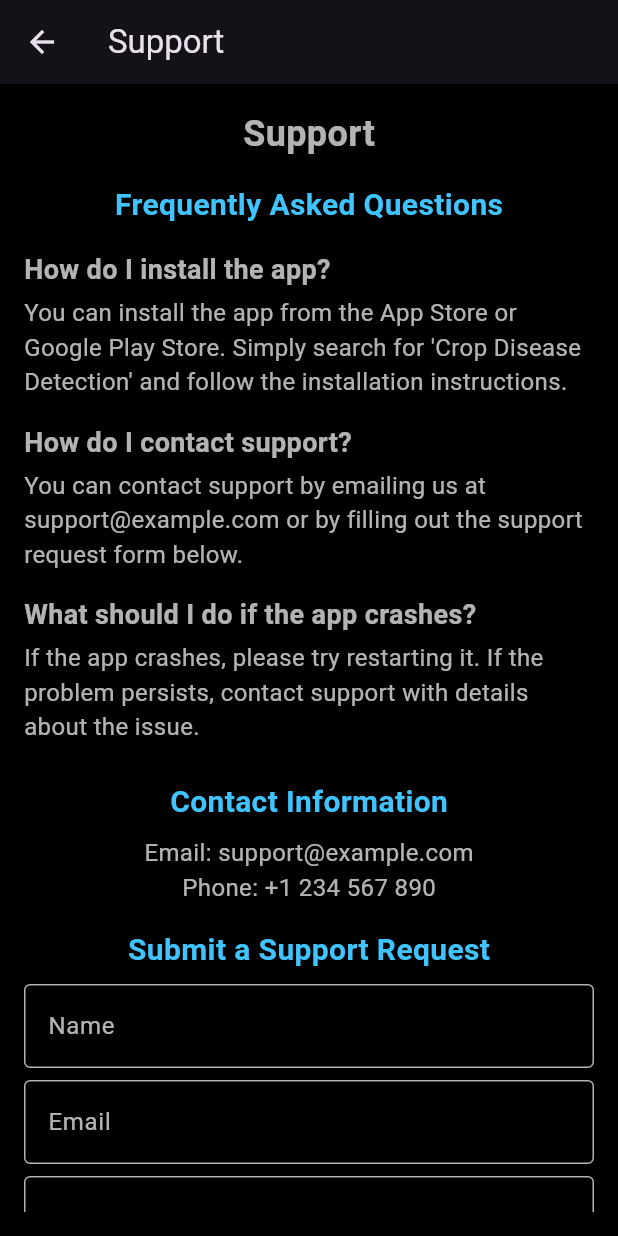
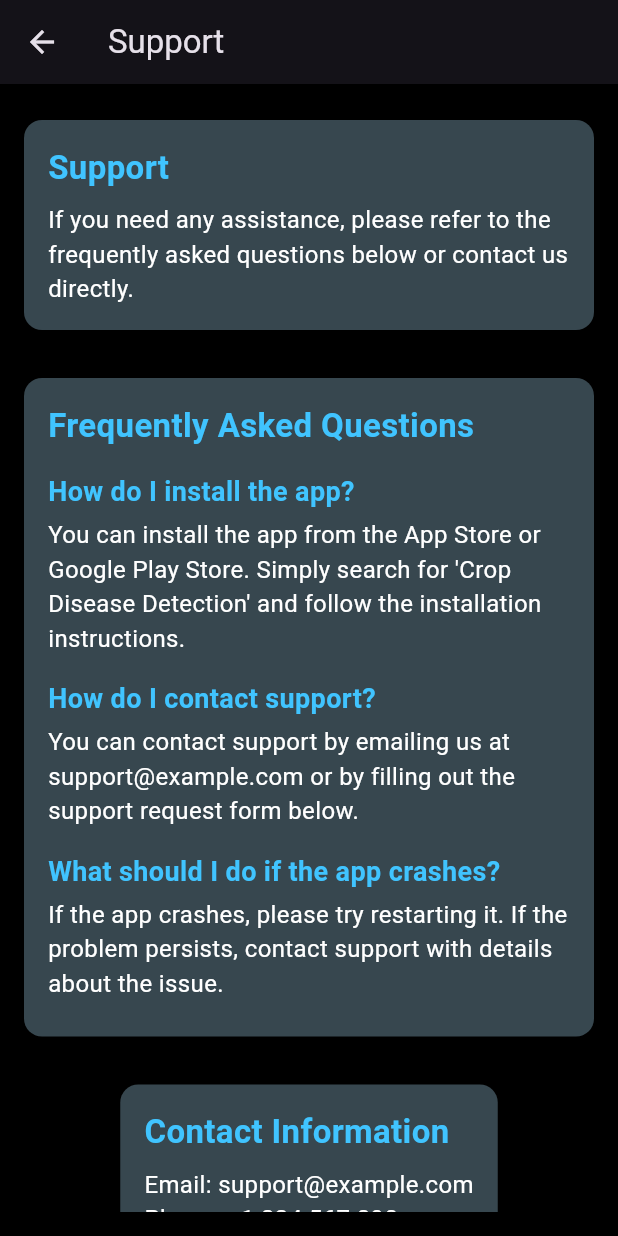
Before and after one commit to testgithubsonika/flutter_gdg, a Flutter app: the SupportScreen screen opened by its route, on a phone screen of 412 x 824 dp. Run offline on Flutter 3.47's test engine with Material 3 defaults, Android fonts, the light colour scheme and no system bars; our stand-ins replace image_picker.

Commit message:
Refactor SupportScreen layout and improve text readability with consistent color adjustments

```diff
--- a/lib/screens/support_screen.dart
+++ b/lib/screens/support_screen.dart
@@ -12,24 +12,18 @@ class SupportScreen extends StatelessWidget {
             child: Column(
               crossAxisAlignment: CrossAxisAlignment.center,
               children: [
-                Text(
+                _buildSectionCard(
+                  context,
                   "Support",
-                  style: TextStyle(
-                    fontSize: 24,
-                    fontWeight: FontWeight.bold,
-                    color: Colors.white70, // Changed to a lighter color for better readability
-                  ),
+                  "If you need any assistance, please refer to the frequently asked questions below or contact us directly."
                 ),
                 SizedBox(height: 16),
-                Text(
+                _buildSectionCard(
+                  context,
                   "Frequently Asked Questions",
-                  style: TextStyle(
-                    fontSize: 20,
-                    fontWeight: FontWeight.bold,
-                    color: Colors.lightBlueAccent, // Changed to a lighter color for better readability
-                  ),
-                ),
-                SizedBox(height: 8),
+                  Column(
+                    crossAxisAlignment: CrossAxisAlignment.start,
+                    children: [
                       _buildFAQItem(
                         "How do I install the app?",
                         "You can install the app from the App Store or Google Play Store. Simply search for 'Crop Disease Detection' and follow the installation instructions.",
@@ -42,38 +36,71 @@ class SupportScreen extends StatelessWidget {
                         "What should I do if the app crashes?",
                         "If the app crashes, please try restarting it. If the problem persists, contact support with details about the issue.",
                       ),
+                    ],
+                  ),
+                ),
                 SizedBox(height: 16),
+                _buildSectionCard(
+                  context,
+                  "Contact Information",
+                  Column(
+                    crossAxisAlignment: CrossAxisAlignment.start,
+                    children: [
                       Text(
-                  "Contact Information",
+                        "Email: support@example.com",
+                        style: TextStyle(fontSize: 16, color: Colors.white), // Changed to a brighter color for better readability
+                      ),
+                      Text(
+                        "Phone: +1 234 567 890",
+                        style: TextStyle(fontSize: 16, color: Colors.white), // Changed to a brighter color for better readability
+                      ),
+                    ],
+                  ),
+                ),
+                SizedBox(height: 16),
+                _buildSectionCard(
+                  context,
+                  "Submit a Support Request",
+                  _buildSupportForm(),
+                ),
+              ],
+            ),
+          ),
+        ),
+      ),
+    );
+  }
+
+  Widget _buildSectionCard(BuildContext context, String title, dynamic content) {
+    return Card(
+      color: Colors.blueGrey[800],
+      shape: RoundedRectangleBorder(borderRadius: BorderRadius.circular(12)),
+      elevation: 4,
+      margin: const EdgeInsets.symmetric(vertical: 8.0),
+      child: Padding(
+        padding: const EdgeInsets.all(16.0),
+        child: Column(
+          crossAxisAlignment: CrossAxisAlignment.start,
+          children: [
+            Text(
+              title,
               style: TextStyle(
-                    fontSize: 20,
+                fontSize: 22,
                 fontWeight: FontWeight.bold,
                 color: Colors.lightBlueAccent, // Changed to a lighter color for better readability
               ),
             ),
             SizedBox(height: 8),
-                Text(
-                  "Email: support@example.com",
-                  style: TextStyle(fontSize: 16, color: Colors.white70), // Changed to a lighter color for better readability
+            content is String
+                ? Text(
+                    content,
+                    style: TextStyle(
+                      fontSize: 16,
+                      color: Colors.white, // Changed to a brighter color for better readability
                     ),
-                Text(
-                  "Phone: +1 234 567 890",
-                  style: TextStyle(fontSize: 16, color: Colors.white70), // Changed to a lighter color for better readability
-                ),
-                SizedBox(height: 16),
-                Text(
-                  "Submit a Support Request",
-                  style: TextStyle(
-                    fontSize: 20,
-                    fontWeight: FontWeight.bold,
-                    color: Colors.lightBlueAccent, // Changed to a lighter color for better readability
-                  ),
-                ),
-                SizedBox(height: 8),
-                _buildSupportForm(),
+                  )
+                : content,
           ],
-            ),
-          ),
         ),
       ),
     );
@@ -90,13 +117,13 @@ class SupportScreen extends StatelessWidget {
             style: TextStyle(
               fontSize: 18,
               fontWeight: FontWeight.bold,
-              color: Colors.white70, // Changed to a lighter color for better readability
+              color: Colors.lightBlueAccent, // Changed to a lighter color for better readability
             ),
           ),
           SizedBox(height: 4),
           Text(
             answer,
-            style: TextStyle(fontSize: 16, color: Colors.white70), // Changed to a lighter color for better readability
+            style: TextStyle(fontSize: 16, color: Colors.white), // Changed to a brighter color for better readability
           ),
         ],
       ),
@@ -110,47 +137,47 @@ class SupportScreen extends StatelessWidget {
         TextField(
           decoration: InputDecoration(
             labelText: "Name",
-            labelStyle: TextStyle(color: Colors.white70), // Changed to a lighter color for better readability
+            labelStyle: TextStyle(color: Colors.white), // Changed to a brighter color for better readability
             border: OutlineInputBorder(),
             enabledBorder: OutlineInputBorder(
-              borderSide: BorderSide(color: Colors.white70), // Changed to a lighter color for better readability
+              borderSide: BorderSide(color: Colors.white), // Changed to a brighter color for better readability
             ),
             focusedBorder: OutlineInputBorder(
               borderSide: BorderSide(color: Colors.lightBlueAccent), // Changed to a lighter color for better readability
             ),
           ),
-          style: TextStyle(color: Colors.white70), // Changed to a lighter color for better readability
+          style: TextStyle(color: Colors.white), // Changed to a brighter color for better readability
         ),
         SizedBox(height: 8),
         TextField(
           decoration: InputDecoration(
             labelText: "Email",
-            labelStyle: TextStyle(color: Colors.white70), // Changed to a lighter color for better readability
+            labelStyle: TextStyle(color: Colors.white), // Changed to a brighter color for better readability
             border: OutlineInputBorder(),
             enabledBorder: OutlineInputBorder(
-              borderSide: BorderSide(color: Colors.white70), // Changed to a lighter color for better readability
+              borderSide: BorderSide(color: Colors.white), // Changed to a brighter color for better readability
             ),
             focusedBorder: OutlineInputBorder(
               borderSide: BorderSide(color: Colors.lightBlueAccent), // Changed to a lighter color for better readability
             ),
           ),
-          style: TextStyle(color: Colors.white70), // Changed to a lighter color for better readability
+          style: TextStyle(color: Colors.white), // Changed to a brighter color for better readability
         ),
         SizedBox(height: 8),
         TextField(
           maxLines: 4,
           decoration: InputDecoration(
             labelText: "Message",
-            labelStyle: TextStyle(color: Colors.white70), // Changed to a lighter color for better readability
+            labelStyle: TextStyle(color: Colors.white), // Changed to a brighter color for better readability
             border: OutlineInputBorder(),
             enabledBorder: OutlineInputBorder(
-              borderSide: BorderSide(color: Colors.white70), // Changed to a lighter color for better readability
+              borderSide: BorderSide(color: Colors.white), // Changed to a brighter color for better readability
             ),
             focusedBorder: OutlineInputBorder(
               borderSide: BorderSide(color: Colors.lightBlueAccent), // Changed to a lighter color for better readability
             ),
           ),
-          style: TextStyle(color: Colors.white70), // Changed to a lighter color for better readability
+          style: TextStyle(color: Colors.white), // Changed to a brighter color for better readability
         ),
         SizedBox(height: 16),
         ElevatedButton(
```
Lines whose indentation alone changed are shown as unchanged.
